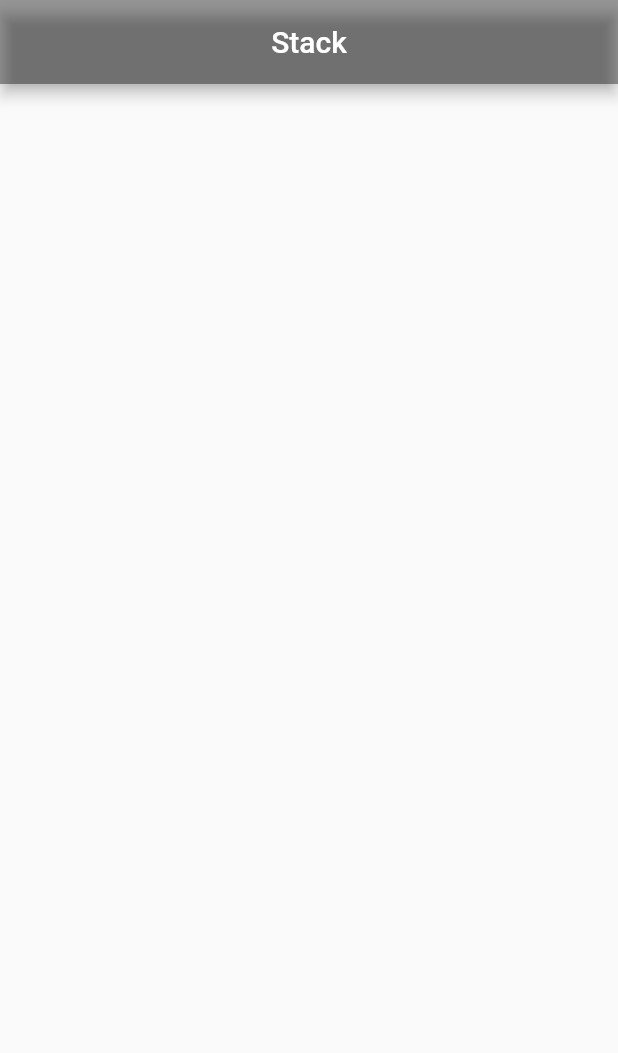
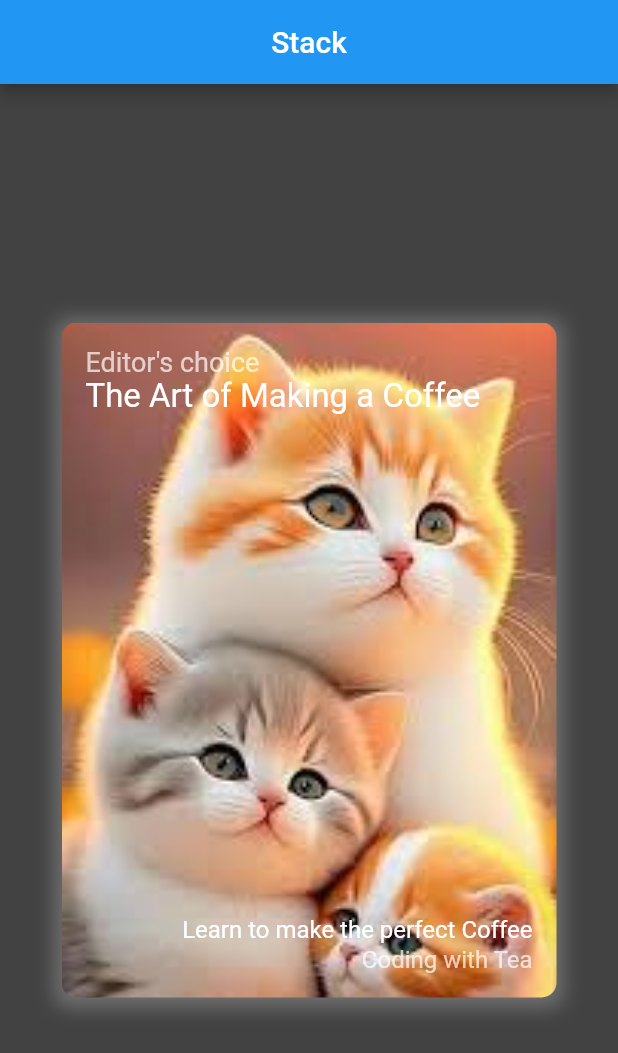
Before and after one commit to HasanBinZaker99/FlutterBasic, a Flutter app: the screen it shows after launch, on a phone screen of 412 x 824 dp. Shown: the top 1053 px of the screen. Run offline on Flutter 3.47's test engine with Material 2 defaults, Android fonts, the phone set to English and light mode, and no system bars; our stand-ins replace font_awesome_flutter.

Commit message:
fifth commit

```diff
--- a/lib/screens/StackAndPositioningWidget.dart
+++ b/lib/screens/StackAndPositioningWidget.dart
@@ -9,7 +9,86 @@ class StackAndPositioningWidget extends StatelessWidget {
       appBar: AppBar(
         title: Text("Stack"),
         centerTitle: true,
-        backgroundColor: Colors.black38,
+      ),
+      backgroundColor: Colors.grey.shade800,
+      body: Center(
+        child: Container(
+            padding: const EdgeInsets.all(16),
+            constraints: const BoxConstraints.expand(
+              width: 330,
+              height: 450,
+            ),
+            decoration: const BoxDecoration(
+                boxShadow: [
+                  BoxShadow(
+                    color: Colors.white24,
+                    offset: Offset(0, 2),
+                    spreadRadius: 5,
+                    blurRadius: 10,
+                  )
+                ],
+                image: DecorationImage(
+                  image: AssetImage("images/images.jpg"),
+                  fit: BoxFit.cover,
+                ),
+                borderRadius: BorderRadius.all(Radius.circular(10.0))),
+            //child
+            child: Stack(
+              children: [
+                Text(
+                  "Editor's choice",
+                  style: TextStyle(color: Colors.white70, fontSize: 18),
+                ),
+                Positioned(
+                  top: 20,
+                  child: Text(
+                    "The Art of Making a Coffee",
+                    style: TextStyle(color: Colors.white, fontSize: 22),
+                  ),
+                ),
+                Positioned(
+                  right: 0,
+                  bottom: 20,
+                  child: Text("Learn to make the perfect Coffee",
+                      style: TextStyle(color: Colors.white, fontSize: 16)),
+                ),
+                Positioned(
+                  bottom: 0,
+                  right: 0,
+                  child: Text(
+                    "Coding with Tea",
+                    style: TextStyle(color: Colors.white70, fontSize: 16),
+                  ),
+                )
+              ],
+            )),
+        // child: Stack(
+        //   alignment: Alignment.center,
+        //   //textDirection: TextDirection.rtl,
+        //   children: [
+        //     Container(
+        //       width: 300,
+        //       height: 200,
+        //       color: Colors.green,
+        //     ),
+        //     Positioned(
+        //       bottom: 0,
+        //       child: Container(
+        //         width: 200,
+        //         height: 100,
+        //         color: Colors.yellow,
+        //       ),
+        //     ),
+        //     Positioned(
+        //       right: 50,
+        //       child: Container(
+        //         width: 100,
+        //         height: 50,
+        //         color: Colors.blue,
+        //       ),
+        //     ),
+        //   ],
+        // ),
       ),
     );
   }
--- a/pubspec.yaml
+++ b/pubspec.yaml
@@ -61,7 +61,9 @@ flutter:
 
   # To add assets to your application, add an assets section, like this:
   assets:
-    - images/images.png
+    - images/images.jpg
+    - images/image.png
+    - images/img.jpg
   #   - images/a_dot_ham.jpeg
 
   # An image asset can refer to one or more resolution-specific "variants", see
```
Also changed, not shown: images/image.png (renamed from images/images.png), images/images.jpg (added).
